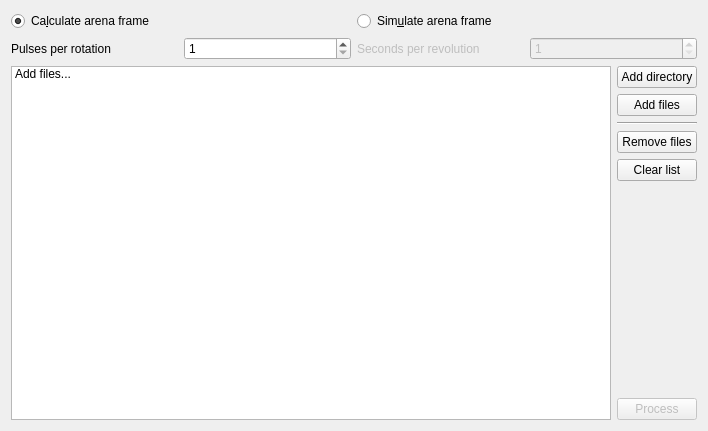
The window that posconv.ui (fgu-cas/posconv) describes before a commit, drawn with Qt 5.
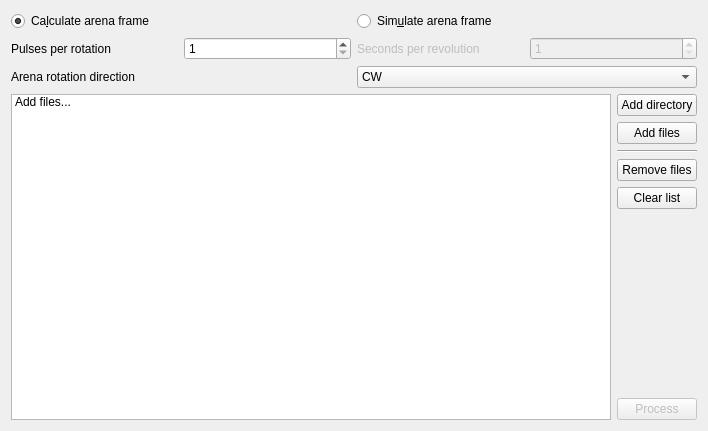
The same window after the commit.

Patch:
```diff
--- a/posconv.ui
+++ b/posconv.ui
@@ -89,6 +89,31 @@
        </item>
       </layout>
      </item>
+     <item>
+      <layout class="QHBoxLayout" name="horizontalLayout_4">
+       <item>
+        <widget class="QLabel" name="label">
+         <property name="text">
+          <string>Arena rotation direction</string>
+         </property>
+        </widget>
+       </item>
+       <item>
+        <widget class="QComboBox" name="directionComboBox">
+         <item>
+          <property name="text">
+           <string>CW</string>
+          </property>
+         </item>
+         <item>
+          <property name="text">
+           <string>CCW</string>
+          </property>
+         </item>
+        </widget>
+       </item>
+      </layout>
+     </item>
     </layout>
    </item>
    <item>
```
